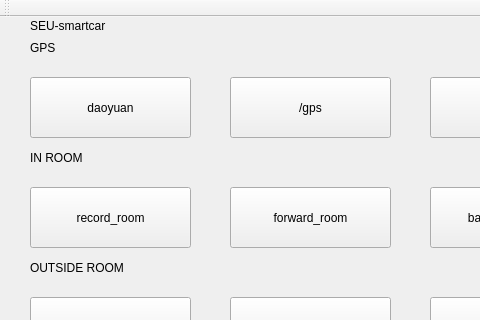
Above: src/ui_config/smartcar/mainwindow.ui from zshiningstar/intelligent_logistics_car before the change; both pictures show x 0 to 480 and y 0 to 320 of the 640 by 643 pixel window. Below: the same form after it.
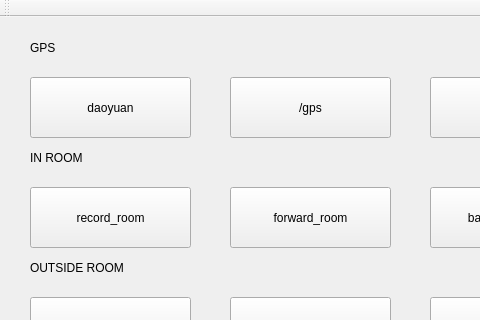
That is the form after the change.

Diff of the .ui file:
```diff
--- a/src/ui_config/smartcar/mainwindow.ui
+++ b/src/ui_config/smartcar/mainwindow.ui
@@ -45,9 +45,7 @@
       <height>18</height>
      </rect>
     </property>
-    <property name="text">
-     <string>SEU-smartcar</string>
-    </property>
+
    </widget>
    <widget class="QPushButton" name="gps">
     <property name="enabled">
```
